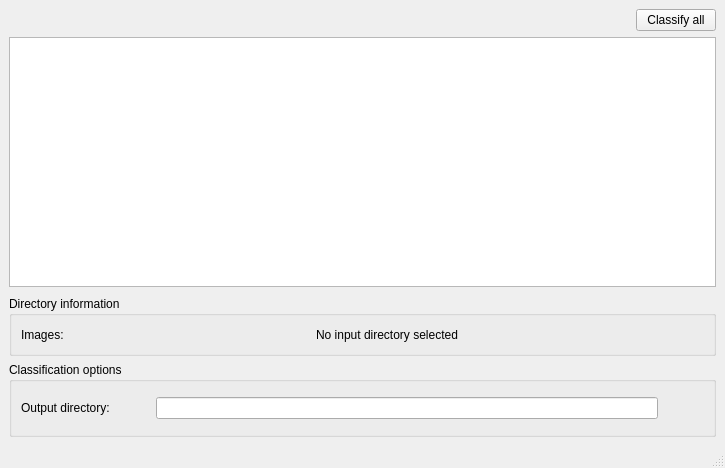
Old version of the form gui/design.ui in the repository bestrauc/IZW_Detector.
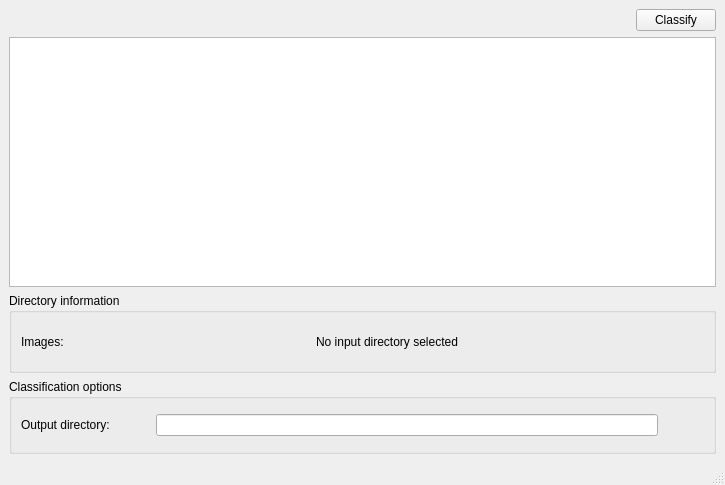
New version of the form. Icons and pictures are not drawn.

```diff
--- a/gui/design.ui
+++ b/gui/design.ui
@@ -7,7 +7,7 @@
     <x>0</x>
     <y>0</y>
     <width>725</width>
-    <height>468</height>
+    <height>483</height>
    </rect>
   </property>
   <property name="mouseTracking">
@@ -98,7 +98,7 @@
         <item>
          <widget class="QPushButton" name="classifyButton">
           <property name="text">
-           <string>Classify all</string>
+           <string>Classify</string>
           </property>
          </widget>
         </item>
@@ -145,7 +145,7 @@
       <item>
        <widget class="QGroupBox" name="statBox">
         <property name="sizePolicy">
-         <sizepolicy hsizetype="Preferred" vsizetype="Minimum">
+         <sizepolicy hsizetype="Preferred" vsizetype="Preferred">
           <horstretch>0</horstretch>
           <verstretch>0</verstretch>
          </sizepolicy>
@@ -153,7 +153,7 @@
         <property name="minimumSize">
          <size>
           <width>0</width>
-          <height>60</height>
+          <height>80</height>
          </size>
         </property>
         <property name="maximumSize">
@@ -188,6 +188,12 @@
          </item>
          <item>
           <widget class="QLabel" name="imageNumLabel">
+           <property name="sizePolicy">
+            <sizepolicy hsizetype="Preferred" vsizetype="Preferred">
+             <horstretch>0</horstretch>
+             <verstretch>0</verstretch>
+            </sizepolicy>
+           </property>
            <property name="text">
             <string>No input directory selected</string>
            </property>
```
Left out of the diff: 2 changed lines with no effect on the pictures.
